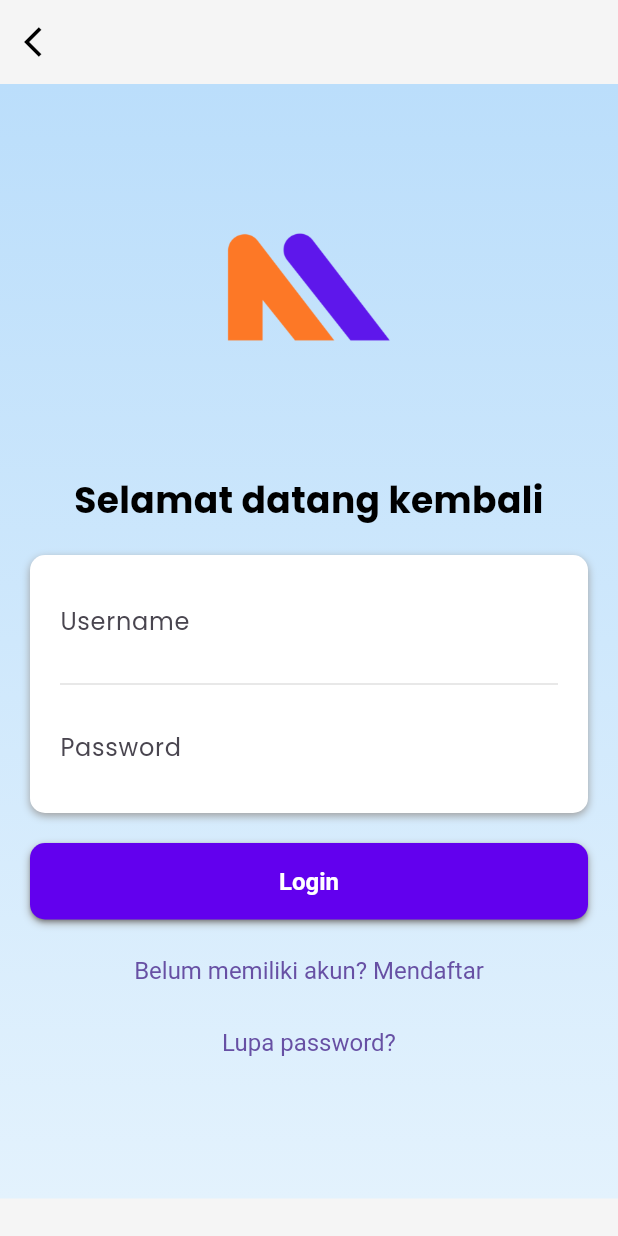
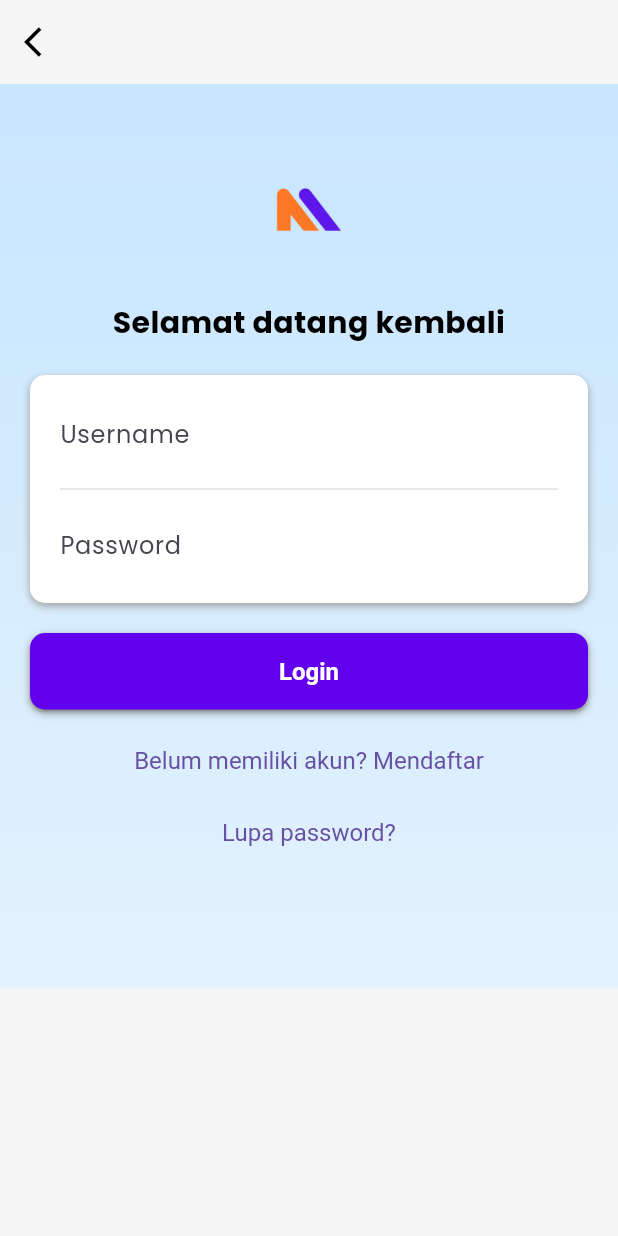
Before and after one commit to Virgoo00/mondaechat, a Flutter app: the LoginScreen screen opened directly, on a phone screen of 412 x 824 dp. Run offline on Flutter 3.47's test engine with Material 3 defaults, Android fonts, the phone set to English and light mode, and no system bars; our stand-ins replace cached_network_image, fl_chart, flutter_svg, image_picker; missing offline and left inert: flutter_downloader; statements that could not run were skipped; project files that could hold a hidden picture were left out.

Commit message:
Update login_screen.dart

```diff
--- a/lib/screens/onboarding/login_screen.dart
+++ b/lib/screens/onboarding/login_screen.dart
@@ -43,14 +43,14 @@ class LoginScreen extends StatelessWidget {
             gradient: LinearGradient(
               begin: Alignment.topCenter,
               end: Alignment.bottomCenter,
-              colors: [Colors.blue[100]!, Colors.blue[50]!],
+              colors: [Color.fromARGB(255, 199, 230, 255), Colors.blue[50]!],
             ),
           ),
           child: Column(
             mainAxisAlignment: MainAxisAlignment.center,
             children: [
               const SizedBox(height: 50),
-              Image.asset('assets/images/mondae_3.png', height: 190), // Ganti dengan gambar logo anda
+              Image.asset('assets/images/mondae_3.png', height: 75), // Ganti dengan gambar logo anda
               const SizedBox(height: 20),
               Padding(
                 padding: const EdgeInsets.symmetric(horizontal: 20),
@@ -59,7 +59,7 @@ class LoginScreen extends StatelessWidget {
                     const Text(
                       'Selamat datang kembali',
                       style: TextStyle(
-                        fontSize: 24,
+                        fontSize: 20,
                         fontWeight: FontWeight.w600,
                         color: Colors.black,
                       ),
@@ -67,7 +67,7 @@ class LoginScreen extends StatelessWidget {
                     ),
                     const SizedBox(height: 20),
                     Container(
-                      padding: const EdgeInsets.symmetric(horizontal: 20),
+                      padding: const EdgeInsets.symmetric(horizontal: 20, vertical: 10), // Padding lebih kecil
                       decoration: BoxDecoration(
                         borderRadius: BorderRadius.circular(10),
                         color: Colors.white,
@@ -81,19 +81,19 @@ class LoginScreen extends StatelessWidget {
                       ),
                       child: Column(
                         children: [
-                          const SizedBox(height: 20),
+                          const SizedBox(height: 5),
                           TextFormField(
                             decoration: const InputDecoration(
                               hintText: 'Username',
                               border: InputBorder.none,
                             ),
                           ),
-                          const SizedBox(height: 10),
+                          const SizedBox(height: 5),
                           Divider(
                             color: Colors.grey[300],
                             thickness: 1,
                           ),
-                          const SizedBox(height: 10),
+                          const SizedBox(height: 5),
                           TextFormField(
                             obscureText: true,
                             decoration: const InputDecoration(
@@ -101,7 +101,7 @@ class LoginScreen extends StatelessWidget {
                               border: InputBorder.none,
                             ),
                           ),
-                          const SizedBox(height: 20),
+                          const SizedBox(height: 5),
                         ],
                       ),
                     ),
@@ -182,101 +182,3 @@ class LoginScreen extends StatelessWidget {
     );
   }
 }
-
-
-
-
-
-
-
-// KODE LAMA
-// import 'package:flutter/material.dart';
-// import 'profile_screen.dart';
-// import 'register_screen.dart';
-
-// class LoginScreen extends StatelessWidget {
-//   const LoginScreen({super.key});
-
-//   @override
-//   Widget build(BuildContext context) {
-//     return Scaffold(
-//       appBar: AppBar(
-//         title: const Text("Login"),
-//       ),
-//       body: Center(
-//         child: SingleChildScrollView(
-//           padding: const EdgeInsets.all(16.0),
-//           child: Card(
-//             elevation: 4,
-//             shape: RoundedRectangleBorder(
-//               borderRadius: BorderRadius.circular(10),
-//             ),
-//             child: Padding(
-//               padding: const EdgeInsets.all(16.0),
-//               child: Column(
-//                 crossAxisAlignment: CrossAxisAlignment.stretch,
-//                 children: [
-//                   const Text(
-//                     'Welcome Back!',
-//                     textAlign: TextAlign.center,
-//                     style: TextStyle(
-//                       fontSize: 24,
-//                       fontWeight: FontWeight.bold,
-//                     ),
-//                   ),
-//                   const SizedBox(height: 16),
-//                   TextFormField(
-//                     decoration: const InputDecoration(
-//                       labelText: "Email",
-//                       border: OutlineInputBorder(),
-//                     ),
-//                   ),
-//                   const SizedBox(height: 16),
-//                   TextFormField(
-//                     decoration: const InputDecoration(
-//                       labelText: "Password",
-//                       border: OutlineInputBorder(),
-//                     ),
-//                     obscureText: true,
-//                   ),
-//                   const SizedBox(height: 32),
-//                   ElevatedButton(
-//                     onPressed: () {
-//                       // Implement login logic here and navigate to ProfileScreen
-//                       Navigator.pushReplacement(
-//                         context,
-//                         MaterialPageRoute(
-//                           builder: (context) => const ProfileScreen(),
-//                         ),
-//                       );
-//                     },
-//                     style: ElevatedButton.styleFrom(
-//                       padding: const EdgeInsets.symmetric(vertical: 16),
-//                       textStyle: const TextStyle(fontSize: 16),
-//                     ),
-//                     child: const Text("Login"),
-//                   ),
-//                   const SizedBox(height: 16),
-//                   TextButton(
-//                     onPressed: () {
-//                       Navigator.push(
-//                         context,
-//                         MaterialPageRoute(
-//                           builder: (context) => const RegisterScreen(),
-//                         ),
-//                       );
-//                     },
-//                     child: const Text(
-//                       "Don't have an account? Register",
-//                       style: TextStyle(fontSize: 16),
-//                     ),
-//                   ),
-//                 ],
-//               ),
-//             ),
-//           ),
-//         ),
-//       ),
-//     );
-//   }
-// }
```
